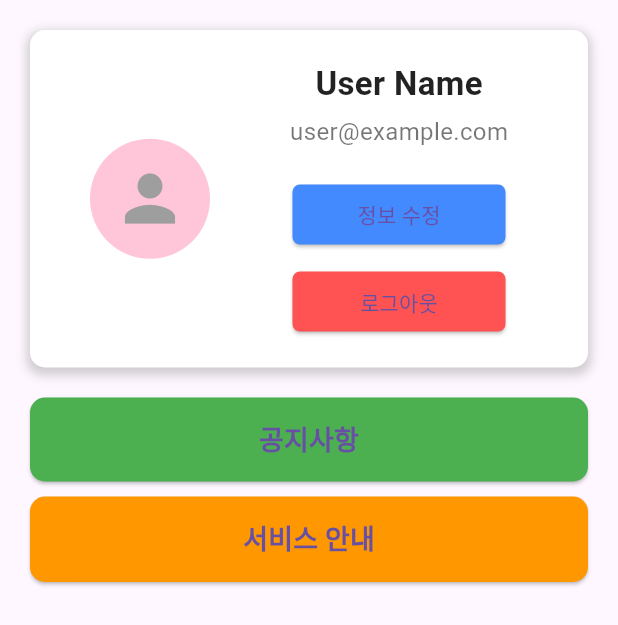
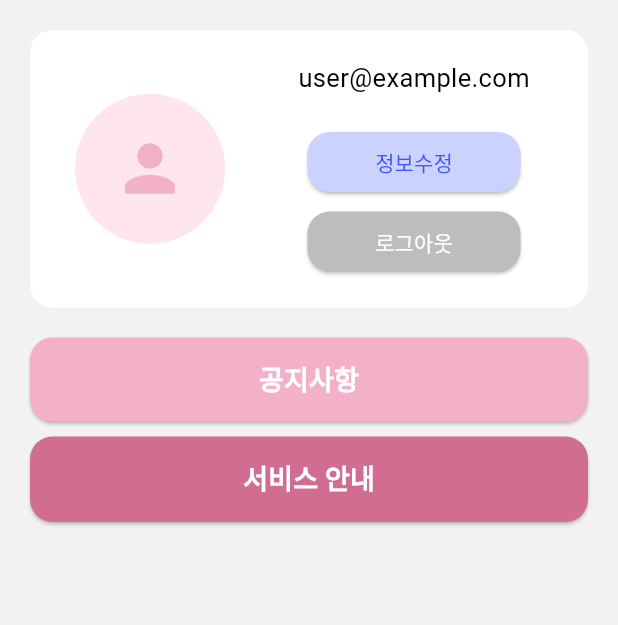
Before and after one commit to hansung-taeyang/flutter-frontend, a Flutter app: the ThirdPage screen opened directly, on a phone screen of 412 x 824 dp. Shown: the top 625 px of the screen. Run offline on Flutter 3.47's test engine with Material 3 defaults, Android fonts, the phone set to English and light mode, and no system bars; our stand-ins replace flutter_native_splash.

Commit message:
내 정보 페이지 UI 수정

```diff
--- a/lib/my_info/third_screen.dart
+++ b/lib/my_info/third_screen.dart
@@ -1,5 +1,6 @@
 import 'package:flutter/material.dart';
-import 'package:precapstone/authentication/login_screen.dart'; // LoginPage가 정의된 파일 import
+import 'package:precapstone/authentication/login_screen.dart';
+import 'package:precapstone/const/colors.dart'; // LoginPage가 정의된 파일 import
 
 class ThirdPage extends StatelessWidget {
   const ThirdPage({super.key});
@@ -7,38 +8,33 @@ class ThirdPage extends StatelessWidget {
   @override
   Widget build(BuildContext context) {
     return Scaffold(
+      backgroundColor: backgroundColor,
       body: SafeArea(
         child: SingleChildScrollView(
-          padding: const EdgeInsets.fromLTRB(20.0, 20.0, 20.0, 20.0), // 위 여백을 약간만 남김
+          padding:
+              const EdgeInsets.fromLTRB(20.0, 20.0, 20.0, 20.0), // 위 여백을 약간만 남김
           child: Center(
             child: Column(
               children: [
                 Container(
-                  padding: const EdgeInsets.only(left: 40.0, right: 20.0, top: 20.0, bottom: 20.0),
+                  padding: const EdgeInsets.only(
+                      left: 30.0, right: 10.0, top: 20.0, bottom: 20.0),
                   width: 400,
                   decoration: BoxDecoration(
-                    color: Colors.white,
-                    borderRadius: BorderRadius.circular(10),
-                    boxShadow: [
-                      BoxShadow(
-                        color: Colors.grey.withOpacity(0.5),
-                        spreadRadius: 2,
-                        blurRadius: 5,
-                        offset: const Offset(0, 3),
-                      ),
-                    ],
+                    color: whiteColor,
+                    borderRadius: BorderRadius.circular(15),
                   ),
                   child: Row(
                     mainAxisAlignment: MainAxisAlignment.center,
                     crossAxisAlignment: CrossAxisAlignment.center,
                     children: [
                       CircleAvatar(
-                        radius: 40,
-                        backgroundColor: Colors.pinkAccent.withOpacity(0.3),
+                        radius: 50,
+                        backgroundColor: lightPinkColor,
                         child: Icon(
                           Icons.person,
                           size: 50,
-                          color: Colors.grey,
+                          color: normalPinkColor,
                         ),
                       ),
                       const SizedBox(width: 20),
@@ -49,21 +45,10 @@ class ThirdPage extends StatelessWidget {
                           children: [
                             Center(
                               child: Text(
-                                "User Name",
-                                style: TextStyle(
-                                  fontSize: 22,
-                                  fontWeight: FontWeight.bold,
-                                  color: Colors.black87,
-                                ),
-                              ),
-                            ),
-                            const SizedBox(height: 5),
-                            Center(
-                              child: Text(
                                 "user@example.com",
                                 style: TextStyle(
-                                  fontSize: 16,
-                                  color: Colors.black54,
+                                  fontSize: 17,
+                                  color: blackColor,
                                 ),
                               ),
                             ),
@@ -75,15 +60,16 @@ class ThirdPage extends StatelessWidget {
                                   // 정보 수정 버튼의 기능 추가
                                 },
                                 style: ElevatedButton.styleFrom(
-                                  backgroundColor: Colors.blueAccent,
+                                  backgroundColor: lightBlueColor,
                                   shape: RoundedRectangleBorder(
-                                    borderRadius: BorderRadius.circular(5),
+                                    borderRadius: BorderRadius.circular(15),
                                   ),
                                 ),
-                                child: Text("정보 수정"),
+                                child: Text("정보수정",
+                                    style: TextStyle(color: deepBlueColor)),
                               ),
                             ),
-                            const SizedBox(height: 10),
+                            const SizedBox(height: 5),
                             FractionallySizedBox(
                               widthFactor: 0.67,
                               child: ElevatedButton(
@@ -96,12 +82,15 @@ class ThirdPage extends StatelessWidget {
                                   );
                                 },
                                 style: ElevatedButton.styleFrom(
-                                  backgroundColor: Colors.redAccent,
+                                  backgroundColor: greyColor,
                                   shape: RoundedRectangleBorder(
-                                    borderRadius: BorderRadius.circular(5),
+                                    borderRadius: BorderRadius.circular(15),
                                   ),
                                 ),
-                                child: Text("로그아웃"),
+                                child: Text(
+                                  "로그아웃",
+                                  style: TextStyle(color: whiteColor),
+                                ),
                               ),
                             ),
                           ],
@@ -118,15 +107,16 @@ class ThirdPage extends StatelessWidget {
                       // 공지사항 버튼 기능 추가
                     },
                     style: ElevatedButton.styleFrom(
-                      backgroundColor: Colors.green,
+                      backgroundColor: normalPinkColor,
                       padding: const EdgeInsets.symmetric(vertical: 15),
                       shape: RoundedRectangleBorder(
-                        borderRadius: BorderRadius.circular(10),
+                        borderRadius: BorderRadius.circular(15),
                       ),
                     ),
                     child: Text(
                       "공지사항",
                       style: TextStyle(
+                        color: whiteColor,
                         fontSize: 18.0,
                         fontWeight: FontWeight.bold,
                       ),
@@ -141,15 +131,16 @@ class ThirdPage extends StatelessWidget {
                       // 서비스 안내 버튼 기능 추가
                     },
                     style: ElevatedButton.styleFrom(
-                      backgroundColor: Colors.orange,
+                      backgroundColor: deepPinkColor,
                       padding: const EdgeInsets.symmetric(vertical: 15),
                       shape: RoundedRectangleBorder(
-                        borderRadius: BorderRadius.circular(10),
+                        borderRadius: BorderRadius.circular(15),
                       ),
                     ),
                     child: Text(
                       "서비스 안내",
                       style: TextStyle(
+                        color: whiteColor,
                         fontSize: 18.0,
                         fontWeight: FontWeight.bold,
                       ),
```
